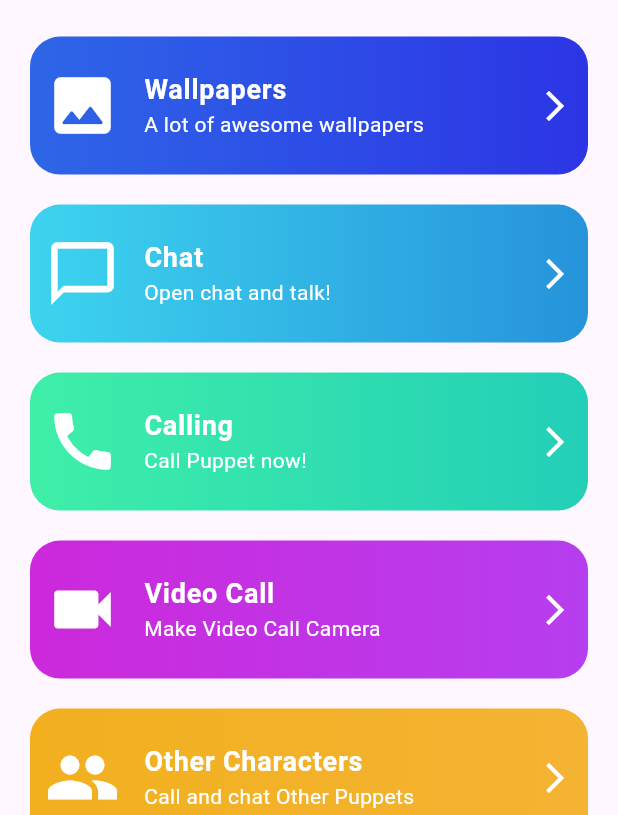
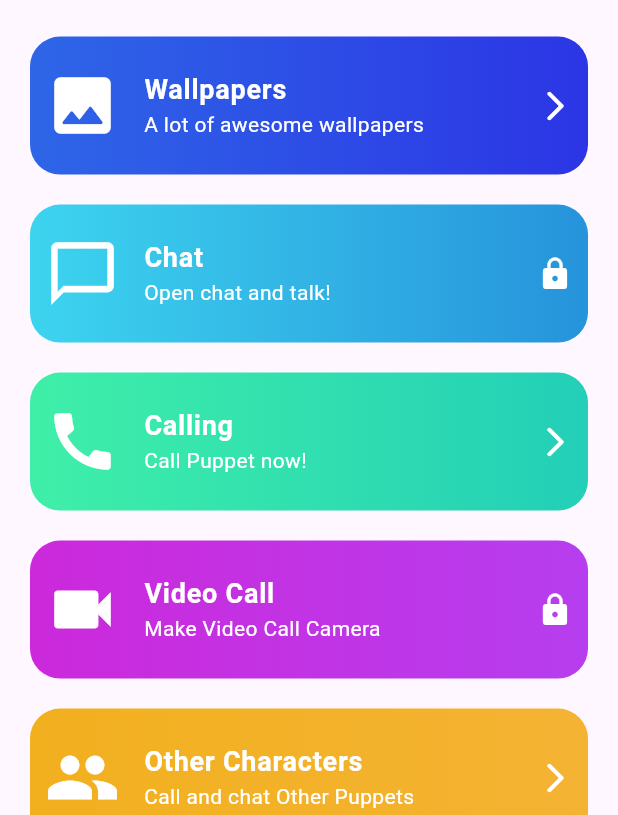
Before and after one commit to KhalidIdouahman/santa_app_2024, a Flutter app: the screen it shows after launch, on a phone screen of 412 x 824 dp. Shown: the part 411-1226 px from the top of the screen. Run offline on Flutter 3.47's test engine with Material 3 defaults, Android fonts, the phone set to English and light mode, and no system bars; our stand-ins replace audioplayers, awesome_dialog, cached_network_image, camera, dismissible_page, flutter_local_notifications and 5 more; missing offline and left inert: ironsource_mediation, launch_review.

Commit message:
setuping the ironSource Sdk , create the necessary files of each type of ads,adding the sdks of other ads network like meta , unityads, and appLovin , for adMob in need the app Id to work ,showing the ads when some image is selected in wallpapers, locked the chat and video features with a rewarded video ads, and in more apps i showed a new page to test the each type of ads ,and commented the code that fetches the other characters until put them in a server,finally started setuping the onesignal notification.

```diff
--- a/lib/constants/text.dart
+++ b/lib/constants/text.dart
@@ -7,47 +7,56 @@ import 'package:santa_app_2024/models/schedule_call.dart';
 
 final List<HomeItemsData> homeItemsData = [
   HomeItemsData(
-      icon: Icons.image_rounded,
+      firstIcon: Icons.image_rounded,
+      lastIcon: Icons.arrow_forward_ios_rounded,
       title: "Wallpapers",
       subtitle: "A lot of awesome wallpapers",
       color: gredientColor1),
   HomeItemsData(
-      icon: Icons.chat_bubble_outline,
+      firstIcon: Icons.chat_bubble_outline,
+      lastIcon: Icons.lock,
       title: "Chat",
       subtitle: "Open chat and talk!",
       color: gredientColor2),
   HomeItemsData(
-      icon: Icons.call,
+      firstIcon: Icons.call,
+      lastIcon: Icons.arrow_forward_ios_rounded,
       title: "Calling",
       subtitle: "Call Puppet now!",
       color: gredientColor3),
   HomeItemsData(
-      icon: Icons.videocam,
+      firstIcon: Icons.videocam,
+      lastIcon: Icons.lock,
       title: "Video Call",
       subtitle: "Make Video Call Camera",
       color: gredientColor4),
   HomeItemsData(
-      icon: Icons.group,
+      firstIcon: Icons.group,
+      lastIcon: Icons.arrow_forward_ios_rounded,
       title: "Other Characters",
       subtitle: "Call and chat Other Puppets",
       color: gredientColor5),
   HomeItemsData(
-      icon: Icons.alarm,
+      firstIcon: Icons.alarm,
+      lastIcon: Icons.arrow_forward_ios_rounded,
       title: "Counter Call",
       subtitle: "Start call with counter time",
       color: gredientColor6),
   HomeItemsData(
-      icon: Icons.share,
+      firstIcon: Icons.share,
+      lastIcon: Icons.arrow_forward_ios_rounded,
       title: "Share it",
       subtitle: "Share and have fun with friends",
       color: gredientColor7),
   HomeItemsData(
-      icon: Icons.star_rate_rounded,
+      firstIcon: Icons.star_rate_rounded,
+      lastIcon: Icons.arrow_forward_ios_rounded,
       title: "Rate Us",
       subtitle: "Rate your hero",
       color: gredientColor8),
   HomeItemsData(
-      icon: Icons.more_horiz,
+      firstIcon: Icons.more_horiz,
+      lastIcon: Icons.arrow_forward_ios_rounded,
       title: "More Apps",
       subtitle: "Discover our apps and enjoy",
       color: gredientColor9),
@@ -196,22 +205,22 @@ final List<ScheduleCallObj> scheduleCalls = [
   ),
 ];
 
-final List<String> imagesList = [
-  "assets/images/santa_calling.jpg",
-  "assets/images/santa_calling_2.jpg",
-  "assets/images/santa_calling.jpg",
-  "assets/images/santa_calling_2.jpg",
-  "assets/images/santa_calling.jpg",
-  "assets/images/santa_calling_2.jpg",
-  "assets/images/santa_calling.jpg",
-  "assets/images/santa_calling_2.jpg",
-  "assets/images/santa_calling.jpg",
-  "assets/images/santa_calling_2.jpg",
-  "assets/images/santa_calling.jpg",
-  "assets/images/santa_calling_2.jpg",
-  "assets/images/santa_calling.jpg",
-  "assets/images/santa_calling_2.jpg",
-];
+// final List<String> imagesList = [
+//   "assets/images/santa_calling.jpg",
+//   "assets/images/santa_calling_2.jpg",
+//   "assets/images/santa_calling.jpg",
+//   "assets/images/santa_calling_2.jpg",
+//   "assets/images/santa_calling.jpg",
+//   "assets/images/santa_calling_2.jpg",
+//   "assets/images/santa_calling.jpg",
+//   "assets/images/santa_calling_2.jpg",
+//   "assets/images/santa_calling.jpg",
+//   "assets/images/santa_calling_2.jpg",
+//   "assets/images/santa_calling.jpg",
+//   "assets/images/santa_calling_2.jpg",
+//   "assets/images/santa_calling.jpg",
+//   "assets/images/santa_calling_2.jpg",
+// ];
 
 // the app url to be used in sharing images and the app.
 const String appUrl = "https://this_is_the_link_of_the_app.com";
--- /dev/null
+++ b/lib/widgets/animated_dialog/custom_dialog.dart
@@ -0,0 +1,22 @@
+import 'package:awesome_dialog/awesome_dialog.dart';
+import 'package:flutter/material.dart';
+
+typedef CallbackAction = void Function();
+
+AwesomeDialog buildAnimatedDialog({
+  required BuildContext context,
+  required CallbackAction onOkPressed,
+  required CallbackAction onCancelPressed,
+}) {
+  return AwesomeDialog(
+    context: context,
+    dialogType: DialogType.success,
+    animType: AnimType.topSlide,
+    headerAnimationLoop: true,
+    title: 'Feature Locked',
+    desc: 'Do you want to unlock this Feature.',
+    btnCancelOnPress: onCancelPressed,
+    btnOkText: "Unlock",
+    btnOkOnPress: onOkPressed,
+  )..show();
+}
--- a/lib/widgets/home_widgets/home_items.dart
+++ b/lib/widgets/home_widgets/home_items.dart
@@ -3,13 +3,15 @@ import 'package:flutter/material.dart';
 // i add this line to to make the onItemClicked work
 typedef CallbackAction = void Function();
 
+// i made these changes of adding the last icon to show the locked features to open them with ads .
+
 Widget buildHomeItem(
-    {required IconData icon, required String title, required String subtitle ,
+    {required IconData firstIcon, required IconData lastIcon ,required String title, required String subtitle ,
      required List<Color> gredientColor , required CallbackAction onItemClicked}) {
 
   return Container(
-    padding: EdgeInsets.all(5),
-    margin: EdgeInsets.symmetric(vertical: 10),
+    padding: const EdgeInsets.all(5),
+    margin: const EdgeInsets.symmetric(vertical: 10),
     decoration: BoxDecoration(
         gradient: LinearGradient(
             colors: gredientColor,
@@ -17,25 +19,25 @@ Widget buildHomeItem(
             end: Alignment.topRight),
         borderRadius: BorderRadius.circular(20)),
     child: ListTile(
-      leading: Icon(icon, color:  Colors.white, size: 50),
+      leading: Icon(firstIcon, color:  Colors.white, size: 50),
       title: Text(
         title,
-        style: TextStyle(
+        style: const TextStyle(
             color: Colors.white, fontSize: 18, fontWeight: FontWeight.bold),
       ),
       subtitle: Text(
         subtitle,
-        style: TextStyle(color: Colors.white),
+        style: const TextStyle(color: Colors.white),
       ),
       trailing: Icon(
-        Icons.arrow_forward_ios,
+        lastIcon,
         color: Colors.white,
       ),
       shape: RoundedRectangleBorder(
         borderRadius: BorderRadius.circular(20),
       ),
       onTap: onItemClicked,
-      contentPadding: EdgeInsets.all(5),
+      contentPadding: const EdgeInsets.all(5),
     ),
   );
 }
--- a/pubspec.yaml
+++ b/pubspec.yaml
@@ -66,6 +66,10 @@ dependencies:
   launch_review: ^3.0.1
   # to redirect the user to some url
   url_launcher: ^6.2.2
+  # to show the ads of ironsource
+  ironsource_mediation: ^1.2.0
+  # to show the animated dialog
+  awesome_dialog: ^3.1.0
 
   # to do the header animation , but i didn't work with it .
   # sliver_tools: ^0.2.12
```
Also changed, not shown: lib/ads_services/iron_source.dart (added, +34 -0 lines), lib/ads_services/iron_source_ads/banner_pusher.dart (added, +47 -0 lines), lib/ads_services/iron_source_ads/interstitial_pusher.dart (added, +58 -0 lines), lib/ads_services/iron_source_ads/offer_wall_pusher.dart (added, +34 -0 lines), lib/ads_services/iron_source_ads/rewarded_video_pusher.dart (added, +55 -0 lines), lib/main.dart (+9 -1 lines), lib/models/home_item_data.dart (+9 -6 lines), lib/pages/counter_call_page.dart (+13 -2 lines), lib/pages/home_page.dart (+35 -9 lines), lib/pages/other_characters_page.dart (+22 -19 lines), lib/pages/testing_ads_page.dart (added, +80 -0 lines), lib/pages/wallpaper_page/image_page.dart (+17 -0 lines), lib/pages/wallpaper_page/wallpapers_page.dart (+12 -5 lines), pubspec.lock, 9 other files.
